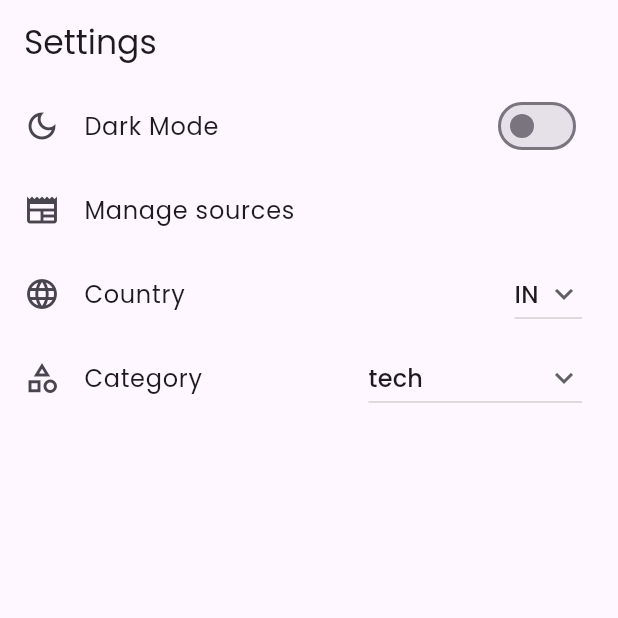
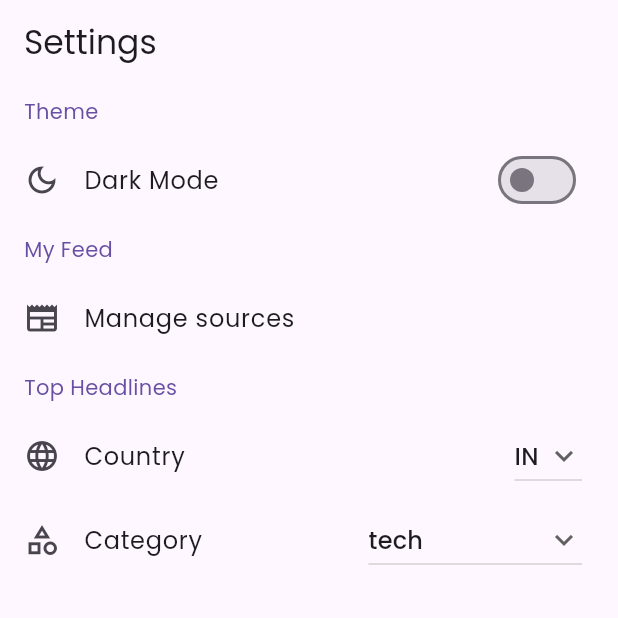
Before and after one commit to chauhan2b/news_app, a Flutter app: the Settings screen opened by its route, on a phone screen of 412 x 824 dp, the top half of it. Run offline on Flutter 3.47's test engine with Material 2 defaults, Android fonts, the phone set to English and light mode, and no system bars; drawn by our look-alikes of dynamic_color; our stand-ins replace flutter_riverpod, freezed_annotation, go_router, google_fonts, riverpod_annotation, share_plus and 3 more; accounts and stored records are empty; generated files the repository leaves out were written again; network calls fail.

Commit message:
add small headline in settings

```diff
--- /dev/null
+++ b/lib/common/settings_header.dart
@@ -0,0 +1,20 @@
+import 'package:flutter/material.dart';
+
+class SettingsHeader extends StatelessWidget {
+  const SettingsHeader({
+    Key? key,
+    required this.text,
+  }) : super(key: key);
+  final String text;
+
+  @override
+  Widget build(BuildContext context) {
+    return Padding(
+      padding: const EdgeInsets.symmetric(horizontal: 16.0, vertical: 8.0),
+      child: Text(
+        text,
+        style: TextStyle(color: Theme.of(context).colorScheme.primary),
+      ),
+    );
+  }
+}
--- a/lib/screens/settings/settings.dart
+++ b/lib/screens/settings/settings.dart
@@ -1,6 +1,7 @@
 import 'package:flutter/material.dart';
 import 'package:flutter_riverpod/flutter_riverpod.dart';
 import 'package:go_router/go_router.dart';
+import 'package:news_app/common/settings_header.dart';
 import 'package:news_app/providers/dark_theme_state.dart';
 import 'package:news_app/screens/settings/widgets/category_dropdown.dart';
 import 'package:news_app/screens/settings/widgets/country_dropdown.dart';
@@ -20,6 +21,7 @@ class Settings extends ConsumerWidget {
       body: ListView(
         physics: const NeverScrollableScrollPhysics(),
         children: [
+          const SettingsHeader(text: 'Theme'),
           ListTile(
             leading: darkTheme
                 ? const Icon(Icons.dark_mode)
@@ -37,6 +39,7 @@ class Settings extends ConsumerWidget {
               },
             ),
           ),
+          const SettingsHeader(text: 'My Feed'),
           ListTile(
             leading: const Icon(Icons.newspaper_outlined),
             title: const Text('Manage sources'),
@@ -44,6 +47,7 @@ class Settings extends ConsumerWidget {
               context.pushNamed(AppRoute.manageSources.name);
             },
           ),
+          const SettingsHeader(text: 'Top Headlines'),
           const CountryDropdown(),
           const CategoryDropdown(),
         ],
```
